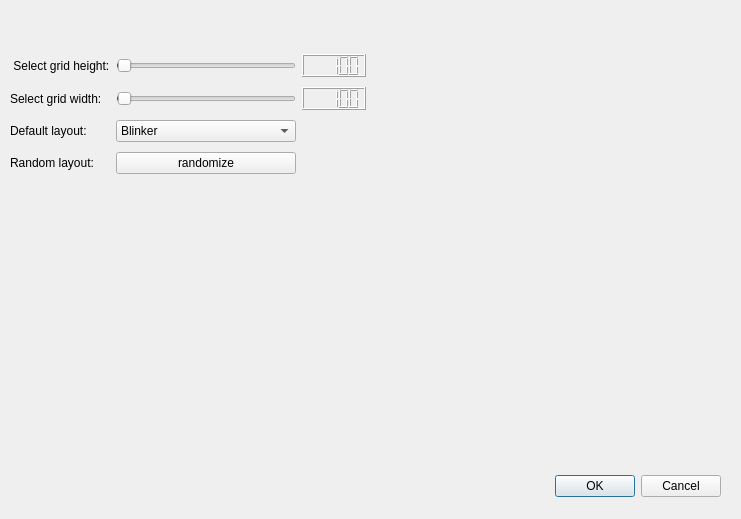
Above: testiqtproj/dialog.ui from kapteenimuttipolpa/game_of_life before the change. Below: the same form after it.
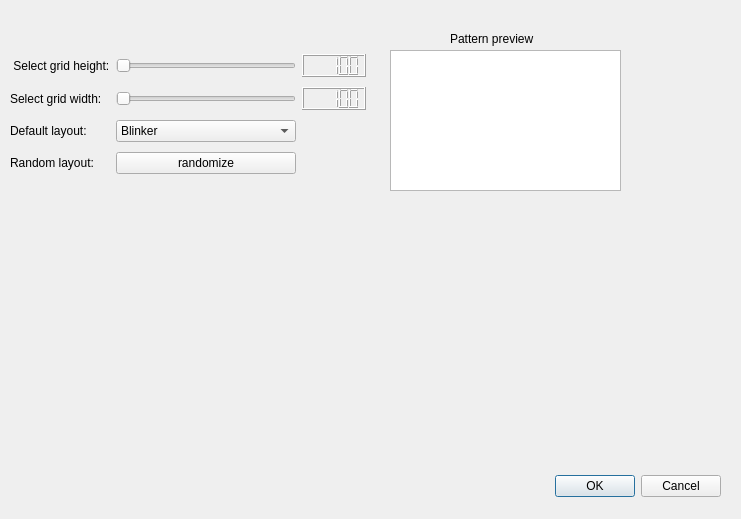
That is the form after the change.

```diff
--- a/testiqtproj/dialog.ui
+++ b/testiqtproj/dialog.ui
@@ -59,7 +59,7 @@
     <item row="1" column="1">
      <widget class="QSlider" name="widthSlider">
       <property name="minimum">
-       <number>3</number>
+       <number>100</number>
       </property>
       <property name="maximum">
        <number>20000</number>
@@ -89,7 +89,7 @@
     <item row="0" column="1">
      <widget class="QSlider" name="heightSlider">
       <property name="minimum">
-       <number>3</number>
+       <number>100</number>
       </property>
       <property name="maximum">
        <number>20000</number>
@@ -180,6 +180,29 @@
     </item>
    </layout>
   </widget>
+  <widget class="QGraphicsView" name="previewView">
+   <property name="geometry">
+    <rect>
+     <x>390</x>
+     <y>50</y>
+     <width>231</width>
+     <height>141</height>
+    </rect>
+   </property>
+  </widget>
+  <widget class="QLabel" name="label_5">
+   <property name="geometry">
+    <rect>
+     <x>450</x>
+     <y>30</y>
+     <width>111</width>
+     <height>17</height>
+    </rect>
+   </property>
+   <property name="text">
+    <string>Pattern preview</string>
+   </property>
+  </widget>
  </widget>
  <resources/>
  <connections>
```
